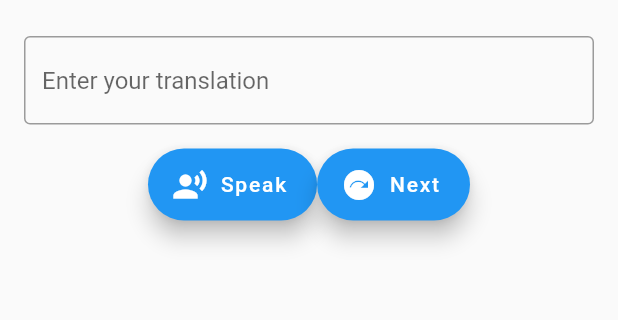
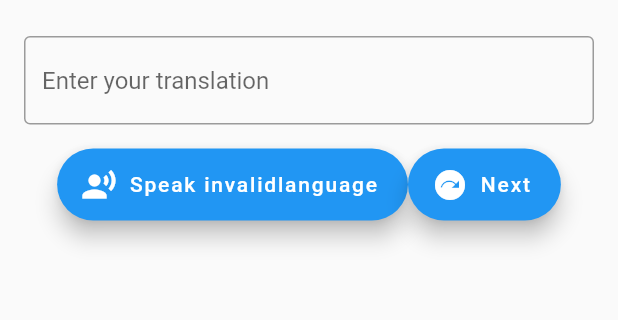
Before and after one commit to ubershmekel/yatt, a Flutter app: the TranslateView screen opened by its route, on a phone screen of 412 x 824 dp, the part 156-476 px from its top. Run offline on Flutter 3.47's test engine with Material 2 defaults, Android fonts, the phone set to English and light mode, and no system bars; our stand-ins replace flutter_tts, shared_preferences, speech_to_text; accounts and stored records are empty; generated files the repository leaves out were written again.

Commit message:
Speaking hebrew based on settings works

```diff
--- a/yout/lib/src/app.dart
+++ b/yout/lib/src/app.dart
@@ -19,7 +19,7 @@ class MyApp extends StatelessWidget {
 
   @override
   Widget build(BuildContext context) {
-    const translateRoute = TranslateView();
+    final translateRoute = TranslateView(globals: globals);
     final selectNativeRoute = LanguageItemListView(
         globals: globals, mode: LanguageItemListView.modeNative);
     final selectLearnRoute = LanguageItemListView(
--- a/yout/lib/src/audio/listen.dart
+++ b/yout/lib/src/audio/listen.dart
@@ -5,6 +5,7 @@ import 'package:flutter/material.dart';
 import 'package:speech_to_text/speech_recognition_error.dart';
 import 'package:speech_to_text/speech_recognition_result.dart';
 import 'package:speech_to_text/speech_to_text.dart';
+import 'package:yout/src/settings/globals.dart';
 
 void main() => runApp(const SpeechSampleApp());
 
@@ -26,6 +27,21 @@ class MySpeechToText {
   String _currentLocaleId = '';
   List<LocaleName> _localeNames = [];
   final SpeechToText speech = SpeechToText();
+
+  Map<Language, String> languageToLocaleId = {
+    Language.eng: 'en-US',
+    Language.ara: 'ar-EG',
+    Language.deu: 'de-DE',
+    Language.ell: 'el-GR',
+    Language.fra: 'fr-FR',
+    Language.heb: 'he-IL',
+    Language.ita: 'it-IT',
+    Language.jpn: 'ja-JP',
+    Language.kor: 'ko-KR',
+    Language.por: 'pt-BR',
+    Language.rus: 'ru-RU',
+    Language.spa: 'es-ES',
+  };
 
   factory MySpeechToText() {
     return _singleton;
@@ -81,8 +97,9 @@ class MySpeechToText {
     }
   }
 
-  listen(Function(SpeechRecognitionResult res) callback) {
-    _currentLocaleId = "ja-JP";
+  listen(Language lang, Function(SpeechRecognitionResult res) callback) {
+    // _currentLocaleId = "ja-JP";
+    _currentLocaleId = languageToLocaleId[lang]!;
     lastWords = '';
     lastError = '';
     const maxSilenceDurationSeconds = 5;
--- a/yout/lib/src/translate/translate_view.dart
+++ b/yout/lib/src/translate/translate_view.dart
@@ -8,8 +8,11 @@ import '../settings/settings_view.dart';
 
 /// Displays a list of SampleItems.
 class TranslateView extends StatefulWidget {
+  final Globals globals;
+
   const TranslateView({
     super.key,
+    required this.globals,
   });
 
   @override
@@ -24,13 +27,23 @@ class TranslateView extends StatefulWidget {
 
 class _TranslateViewState extends State<TranslateView> {
   String _toTranslateText = 'Please translate this';
+  Language recordingLang = Language.invalidlanguage;
+  Language exampleLang = Language.invalidlanguage;
   final dictationBox = TextEditingController();
   final TranslateController controller = TranslateController();
 
   @override
+  initState() {
+    super.initState();
+    controller.load().then((_) {
+      nextRound();
+    });
+  }
+
+  @override
   Widget build(BuildContext context) {
-    controller.load();
-
+    exampleLang = widget.globals.nativeLang;
+    recordingLang = widget.globals.learningLang;
     return Scaffold(
         appBar: AppBar(
           title: const Text('You are the translator'),
@@ -88,9 +101,10 @@ class _TranslateViewState extends State<TranslateView> {
                   // https://stackoverflow.com/a/69342661/177498
                   heroTag: UniqueKey(),
                   icon: const Icon(Icons.record_voice_over),
-                  label: const Text('Speak'),
+                  label: Text('Speak ${recordingLang.name}'),
                   onPressed: () {
                     MySpeechToText().listen(
+                      recordingLang,
                       (SpeechRecognitionResult res) {
                         dictationBox.text = res.recognizedWords;
                       },
```
Also changed, not shown: yout/lib/src/language_select/language_item_list_view.dart (+9 -3 lines), yout/lib/src/settings/globals.dart (+6 -2 lines).
